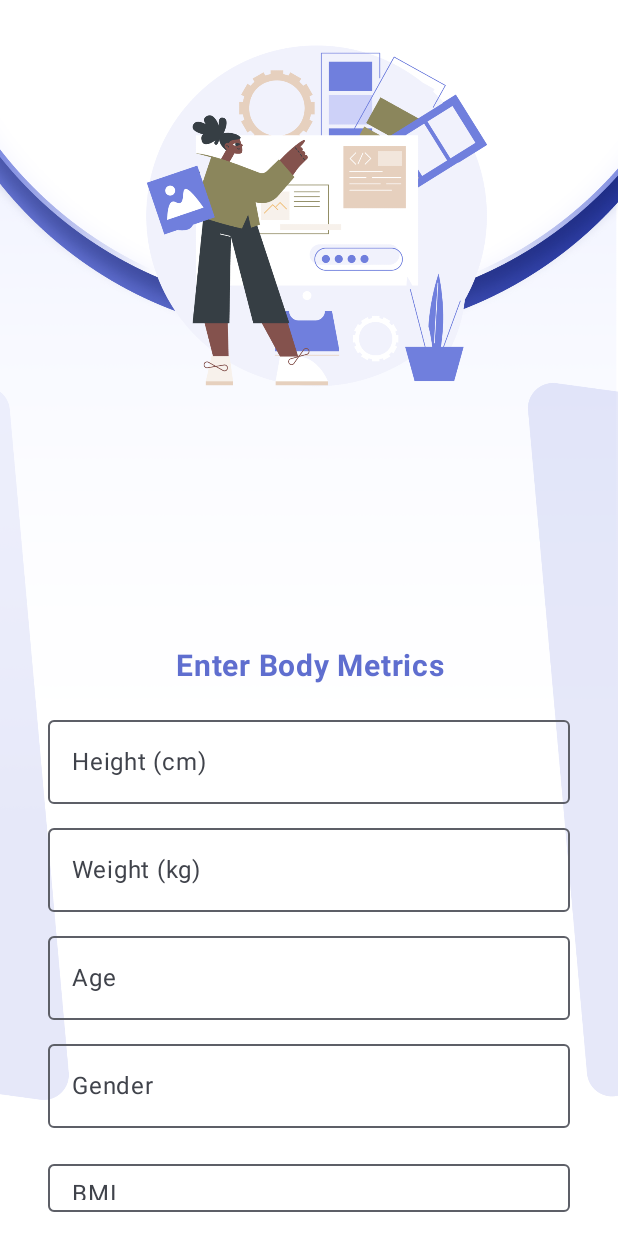
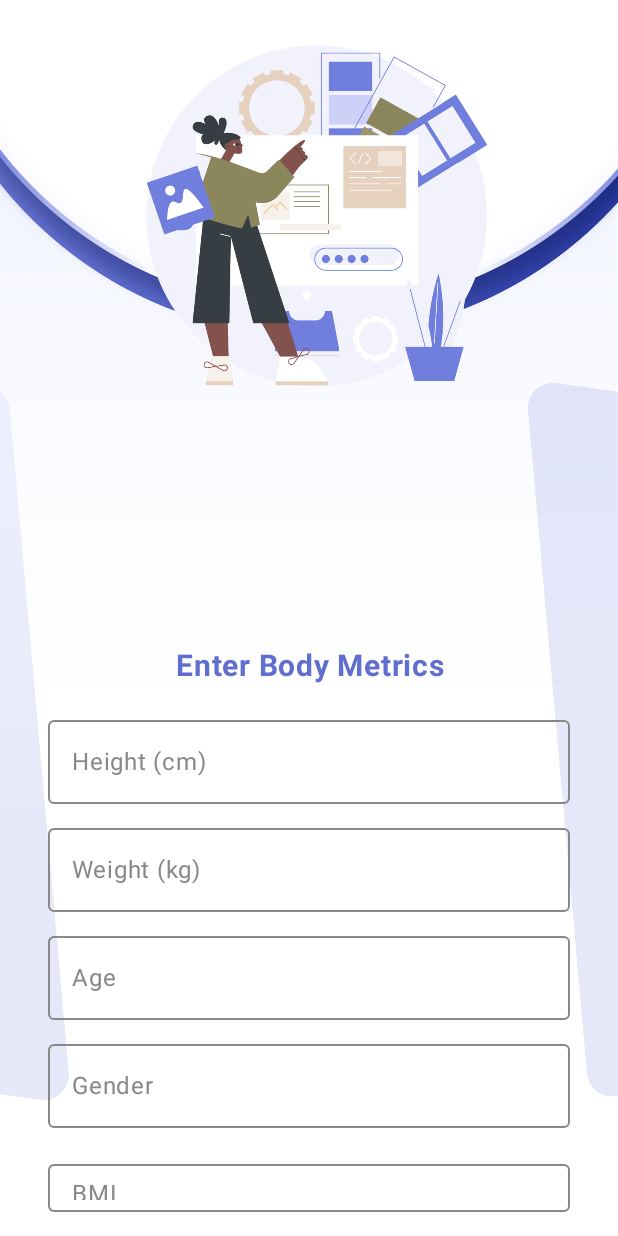
Before and after one commit to kpriyanshu2003/digital-health-twin, an Android app built with Jetpack Compose: the BodyMetricsScreen screen opened through its navigation route, on a phone screen of 412 x 824 dp. Run offline under Robolectric (Android 15) with nearby library versions, the phone set to English and light mode, and no system bars; our stand-ins replace Dagger/Hilt's generated code, Firebase (no records; nobody signed in at launch, a user with empty details on screens opened directly).

```diff
--- a/app/app/src/main/java/nxt/abhranil/dhtapp/view/screens/BodyMetricsScreen.kt
+++ b/app/app/src/main/java/nxt/abhranil/dhtapp/view/screens/BodyMetricsScreen.kt
@@ -14,8 +14,10 @@ import androidx.compose.foundation.shape.RoundedCornerShape
 import androidx.compose.material3.Button
 import androidx.compose.material3.ButtonDefaults
 import androidx.compose.material3.Card
+import androidx.compose.material3.ExperimentalMaterial3Api
 import androidx.compose.material3.OutlinedTextField
 import androidx.compose.material3.Text
+import androidx.compose.material3.TextFieldDefaults
 import androidx.compose.runtime.*
 import androidx.compose.runtime.Composable
 import androidx.compose.runtime.mutableStateOf
@@ -41,6 +43,7 @@ import nxt.abhranil.dhtapp.data.utils.UiState
 import nxt.abhranil.dhtapp.view.navigation.DHTAppScreens
 import nxt.abhranil.dhtapp.vm.DHTViewModel
 
+@OptIn(ExperimentalMaterial3Api::class)
 @Composable
 fun BodyMetricsScreen(navController: NavController,
                       viewModel: DHTViewModel = hiltViewModel()
@@ -138,6 +141,16 @@ fun BodyMetricsScreen(navController: NavController,
             Spacer(modifier = Modifier.height(16.dp))
 
             OutlinedTextField(
+                colors = TextFieldDefaults.outlinedTextFieldColors(
+                    focusedBorderColor = Color.Blue, // Color when focused
+                    unfocusedBorderColor = Color.Gray, // Color when not focused
+                    disabledBorderColor = Color.LightGray, // Color when disabled
+                    errorBorderColor = Color.Red,
+                    focusedTextColor = Color.Black,
+                    unfocusedTextColor = Color.Black,
+                    focusedLabelColor = Color.Black,
+                    unfocusedLabelColor = Color.Gray// Color when there's an error
+                ),
                 value = height,
                 onValueChange = { height = it },
                 label = { Text("Height (cm)") },
@@ -150,6 +163,16 @@ fun BodyMetricsScreen(navController: NavController,
             Spacer(modifier = Modifier.height(8.dp))
 
             OutlinedTextField(
+                colors = TextFieldDefaults.outlinedTextFieldColors(
+                    focusedBorderColor = Color.Blue, // Color when focused
+                    unfocusedBorderColor = Color.Gray, // Color when not focused
+                    disabledBorderColor = Color.LightGray, // Color when disabled
+                    errorBorderColor = Color.Red,
+                    focusedTextColor = Color.Black,
+                    unfocusedTextColor = Color.Black,
+                    focusedLabelColor = Color.Black,
+                    unfocusedLabelColor = Color.Gray// Color when there's an error
+                ),
                 value = weight,
                 onValueChange = { weight = it },
                 label = { Text("Weight (kg)") },
@@ -162,6 +185,16 @@ fun BodyMetricsScreen(navController: NavController,
             Spacer(modifier = Modifier.height(8.dp))
 
             OutlinedTextField(
+                colors = TextFieldDefaults.outlinedTextFieldColors(
+                    focusedBorderColor = Color.Blue, // Color when focused
+                    unfocusedBorderColor = Color.Gray, // Color when not focused
+                    disabledBorderColor = Color.LightGray, // Color when disabled
+                    errorBorderColor = Color.Red,
+                    focusedTextColor = Color.Black,
+                    unfocusedTextColor = Color.Black,
+                    focusedLabelColor = Color.Black,
+                    unfocusedLabelColor = Color.Gray// Color when there's an error
+                ),
                 value = age.toString(),
                 onValueChange = { age = it },
                 label = { Text("Age") },
@@ -174,6 +207,16 @@ fun BodyMetricsScreen(navController: NavController,
             Spacer(modifier = Modifier.height(8.dp))
 
             OutlinedTextField(
+                colors = TextFieldDefaults.outlinedTextFieldColors(
+                    focusedBorderColor = Color.Blue, // Color when focused
+                    unfocusedBorderColor = Color.Gray, // Color when not focused
+                    disabledBorderColor = Color.LightGray, // Color when disabled
+                    errorBorderColor = Color.Red,
+                    focusedTextColor = Color.Black,
+                    unfocusedTextColor = Color.Black,
+                    focusedLabelColor = Color.Black,
+                    unfocusedLabelColor = Color.Gray// Color when there's an error
+                ),
                 value = gender,
                 onValueChange = { gender = it },
                 label = { Text("Gender") },
@@ -186,6 +229,16 @@ fun BodyMetricsScreen(navController: NavController,
             Spacer(modifier = Modifier.height(16.dp))
 
             OutlinedTextField(
+                colors = TextFieldDefaults.outlinedTextFieldColors(
+                    focusedBorderColor = Color.Blue, // Color when focused
+                    unfocusedBorderColor = Color.Gray, // Color when not focused
+                    disabledBorderColor = Color.LightGray, // Color when disabled
+                    errorBorderColor = Color.Red,
+                    focusedTextColor = Color.Black,
+                    unfocusedTextColor = Color.Black,
+                    focusedLabelColor = Color.Black,
+                    unfocusedLabelColor = Color.Gray// Color when there's an error
+                ),
                 value = bmi,
                 onValueChange = {}, // No-op: read-only field
                 label = { Text("BMI") },
--- a/app/app/src/main/java/nxt/abhranil/dhtapp/view/screens/PatientDashboardScreen.kt
+++ b/app/app/src/main/java/nxt/abhranil/dhtapp/view/screens/PatientDashboardScreen.kt
@@ -309,7 +309,7 @@ fun PatientDashboardScreen(navController: NavController,
                 modifier = Modifier
                     .fillMaxWidth()
                     .padding(vertical = 4.dp),
-                colors = ButtonDefaults.buttonColors(containerColor = Color(0xFF6C63FF)),
+                colors = ButtonDefaults.buttonColors(containerColor = Color(0xFF4B6CB7)),
                 shape = RoundedCornerShape(8.dp)
             ) {
                 Text(text = "View Medical History", color = Color.White)
@@ -320,7 +320,7 @@ fun PatientDashboardScreen(navController: NavController,
                 modifier = Modifier
                     .fillMaxWidth()
                     .padding(vertical = 4.dp),
-                colors = ButtonDefaults.buttonColors(containerColor = Color(0xFF6C63FF)),
+                colors = ButtonDefaults.buttonColors(containerColor = Color(0xFF4B6CB7)),
                 shape = RoundedCornerShape(8.dp)
             ) {
                 Text(text = "Personalized Tips", color = Color.White)
@@ -331,7 +331,7 @@ fun PatientDashboardScreen(navController: NavController,
                 modifier = Modifier
                     .fillMaxWidth()
                     .padding(vertical = 4.dp),
-                colors = ButtonDefaults.buttonColors(containerColor = Color(0xFF6C63FF)),
+                colors = ButtonDefaults.buttonColors(containerColor = Color(0xFF4B6CB7)),
                 shape = RoundedCornerShape(8.dp)
             ) {
                 Text(text = "Previous consulted Doctors", color = Color.White)
```
Also changed, not shown: app/app/src/main/java/nxt/abhranil/dhtapp/data/repo/DHTRepository.kt (+13 -0 lines), app/app/src/main/java/nxt/abhranil/dhtapp/view/components/AppointmentCard.kt (+5 -3 lines), app/app/src/main/java/nxt/abhranil/dhtapp/view/screens/AppointmentUploadScreen.kt (+13 -0 lines), app/app/src/main/java/nxt/abhranil/dhtapp/view/screens/SigninScreen.kt (+23 -25 lines), app/app/src/main/java/nxt/abhranil/dhtapp/view/screens/SignupScreen.kt (+43 -24 lines).
